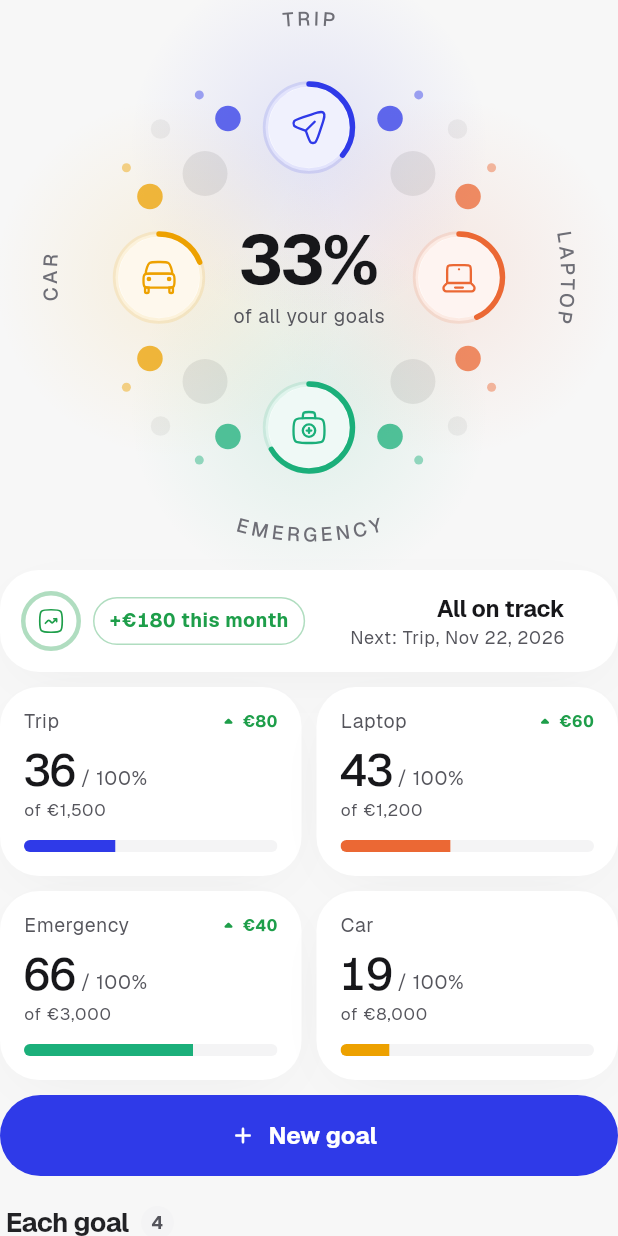
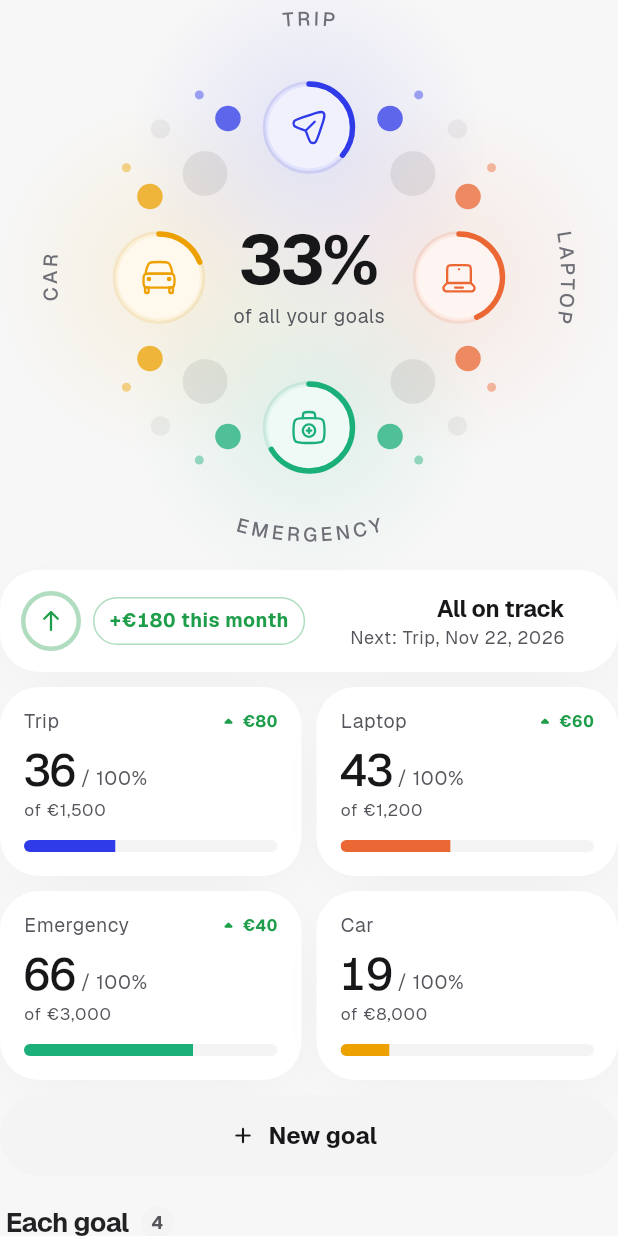
Before and after one commit to sajjadbabamaleki-lgtm/upino, a Flutter app: the GoalsScreen widget shown alone on an empty page, opened directly with empty values, on a phone screen of 412 x 824 dp. Run offline on Flutter 3.47's test engine with Material 3 defaults, Android fonts, the phone set to English and light mode, and no system bars; our stand-ins replace file_picker, flutter_local_notifications, flutter_svg, image_picker, share_plus, speech_to_text and 1 more; missing offline and left inert: cryptography, home_widget; project files that could hold a hidden picture were left out.

Commit message:
Goals: New goal button in grey with a lime label; an up arrow in the month ring
Co-Authored-By: Claude Opus 5.5 <noreply@anthropic.com>
Claude-Session: https://claude.ai/code/session_01EPeHDspARvZmrMak7awjUc

```diff
--- a/app/lib/design/icons.dart
+++ b/app/lib/design/icons.dart
@@ -37,6 +37,7 @@ const upinoIcons = <String, String>{
   'swap': '<svg xmlns="http://www.w3.org/2000/svg" viewBox="0 0 24 24"><path fill="none" stroke="currentColor" stroke-linecap="round" stroke-linejoin="round" stroke-width="2" d="M4 9h16l-4-4m4 10H4l4 4"/></svg>',  // mingcute:transfer-line
   'add': '<svg xmlns="http://www.w3.org/2000/svg" viewBox="0 0 24 24"><g fill="none" stroke="currentColor" stroke-linecap="round" stroke-width="1.5"><path d="M2 12C2 7.28595 2 4.92893 3.46447 3.46447C4.92893 2 7.28595 2 12 2C16.714 2 19.0711 2 20.5355 3.46447C22 4.92893 22 7.28595 22 12C22 16.714 22 19.0711 20.5355 20.5355C19.0711 22 16.714 22 12 22C7.28595 22 4.92893 22 3.46447 20.5355C2 19.0711 2 16.714 2 12Z"/><path d="M15 12L12 12M12 12L9 12M12 12L12 9M12 12L12 15"/></g></svg>',  // solar:add-square-linear
   'tune': '<svg xmlns="http://www.w3.org/2000/svg" viewBox="0 0 24 24"><g fill="none" stroke="currentColor" stroke-width="1.5"><path stroke-linecap="round" stroke-linejoin="round" d="M3 7h3M3 17h6m9 0h3M15 7h6"/><path d="M6 7c0-.932 0-1.398.152-1.765a2 2 0 0 1 1.083-1.083C7.602 4 8.068 4 9 4s1.398 0 1.765.152a2 2 0 0 1 1.083 1.083C12 5.602 12 6.068 12 7s0 1.398-.152 1.765a2 2 0 0 1-1.083 1.083C10.398 10 9.932 10 9 10s-1.398 0-1.765-.152a2 2 0 0 1-1.083-1.083C6 8.398 6 7.932 6 7Zm6 10c0-.932 0-1.398.152-1.765a2 2 0 0 1 1.083-1.083C13.602 14 14.068 14 15 14s1.398 0 1.765.152a2 2 0 0 1 1.083 1.083C18 15.602 18 16.068 18 17s0 1.398-.152 1.765a2 2 0 0 1-1.083 1.083C16.398 20 15.932 20 15 20s-1.398 0-1.765-.152a2 2 0 0 1-1.083-1.083C12 18.398 12 17.932 12 17Z"/></g></svg>',  // hugeicons:filter-horizontal
+  'arrowUp': '<svg xmlns="http://www.w3.org/2000/svg" viewBox="0 0 24 24"><path fill="none" stroke="currentColor" stroke-linecap="round" stroke-linejoin="round" stroke-width="2" d="M12 20L12 4M6 10L12 4L18 10"/></svg>',  // solar:arrow-up-linear
   'trendingUp': '<svg xmlns="http://www.w3.org/2000/svg" viewBox="0 0 24 24"><g fill="none" stroke="currentColor" stroke-linecap="round" stroke-width="1.5"><path d="M2 12C2 7.28595 2 4.92893 3.46447 3.46447C4.92893 2 7.28595 2 12 2C16.714 2 19.0711 2 20.5355 3.46447C22 4.92893 22 7.28595 22 12C22 16.714 22 19.0711 20.5355 20.5355C19.0711 22 16.714 22 12 22C7.28595 22 4.92893 22 3.46447 20.5355C2 19.0711 2 16.714 2 12Z"/><path stroke-linejoin="round" d="M7 14L9.29289 11.7071C9.68342 11.3166 10.3166 11.3166 10.7071 11.7071L12.2929 13.2929C12.6834 13.6834 13.3166 13.6834 13.7071 13.2929L17 10M14.5 10H17V12.5"/></g></svg>',  // solar:graph-up-linear
   'close': '<svg xmlns="http://www.w3.org/2000/svg" viewBox="0 0 24 24"><g fill="none" stroke="currentColor" stroke-linecap="round" stroke-width="1.5"><path d="M2 12C2 7.28595 2 4.92893 3.46447 3.46447C4.92893 2 7.28595 2 12 2C16.714 2 19.0711 2 20.5355 3.46447C22 4.92893 22 7.28595 22 12C22 16.714 22 19.0711 20.5355 20.5355C19.0711 22 16.714 22 12 22C7.28595 22 4.92893 22 3.46447 20.5355C2 19.0711 2 16.714 2 12Z"/><path d="M14.5 9.50002L9.5 14.5M9.49998 9.5L14.5 14.5"/></g></svg>',  // solar:close-square-linear
   'confirmed': '<svg xmlns="http://www.w3.org/2000/svg" viewBox="0 0 24 24"><g fill="none" stroke="currentColor" stroke-linecap="round" stroke-width="1.5"><circle cx="12" cy="12" r="10"/><path stroke-linejoin="round" d="M8.5 12.5L10.5 14.5L15.5 9.5"/></g></svg>',  // solar:check-circle-linear
--- a/app/lib/screens/goals_screen.dart
+++ b/app/lib/screens/goals_screen.dart
@@ -221,8 +221,14 @@ class _GoalsScreenState extends State<GoalsScreen> {
                 onPressed: () => _create(context),
                 icon: const Icon(Icons.add_rounded),
                 label: Text(l.goalsNew),
+                // Grey with a lime label, like Add money: one blue slab
+                // here was louder than the goals it sits among.
                 style: FilledButton.styleFrom(
                   minimumSize: const Size.fromHeight(54),
+                  backgroundColor: sunkenColor(context),
+                  foregroundColor: isDark(context)
+                      ? UpinoTokens.lime
+                      : UpinoTokens.textPrimary,
                 ),
               ),
             ),
@@ -664,7 +670,7 @@ class _Summary extends StatelessWidget {
               ),
             ),
             child: UpinoIcon(
-              'trendingUp',
+              'arrowUp',
               size: 18,
               color: added ? green : UpinoTokens.textTertiary,
             ),
```
Also changed, not shown: 1 other file.
